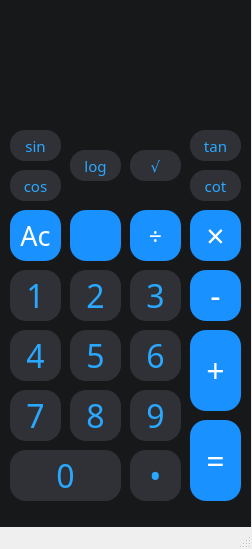
This is 17/Calculator.ui in Seyed-Alireza-Kargar/Pylearn as Qt 5 draws it before an edit. The edited form follows.
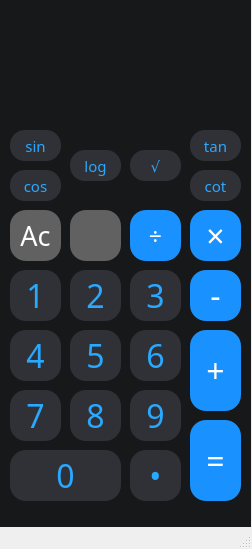
This is the edited form. Icons and pictures are not drawn.

```diff
--- a/17/Calculator.ui
+++ b/17/Calculator.ui
@@ -446,7 +446,7 @@
      </font>
     </property>
     <property name="styleSheet">
-     <string notr="true">background-color: #1991FF;
+     <string notr="true">background-color: #616161;
 border-radius: 16px;
 color: #fff;</string>
     </property>
@@ -474,7 +474,7 @@
      </font>
     </property>
     <property name="styleSheet">
-     <string notr="true">background-color: #1991FF;
+     <string notr="true">background-color: #616161;
 border-radius: 16px;
 color: #fff;</string>
     </property>
```
